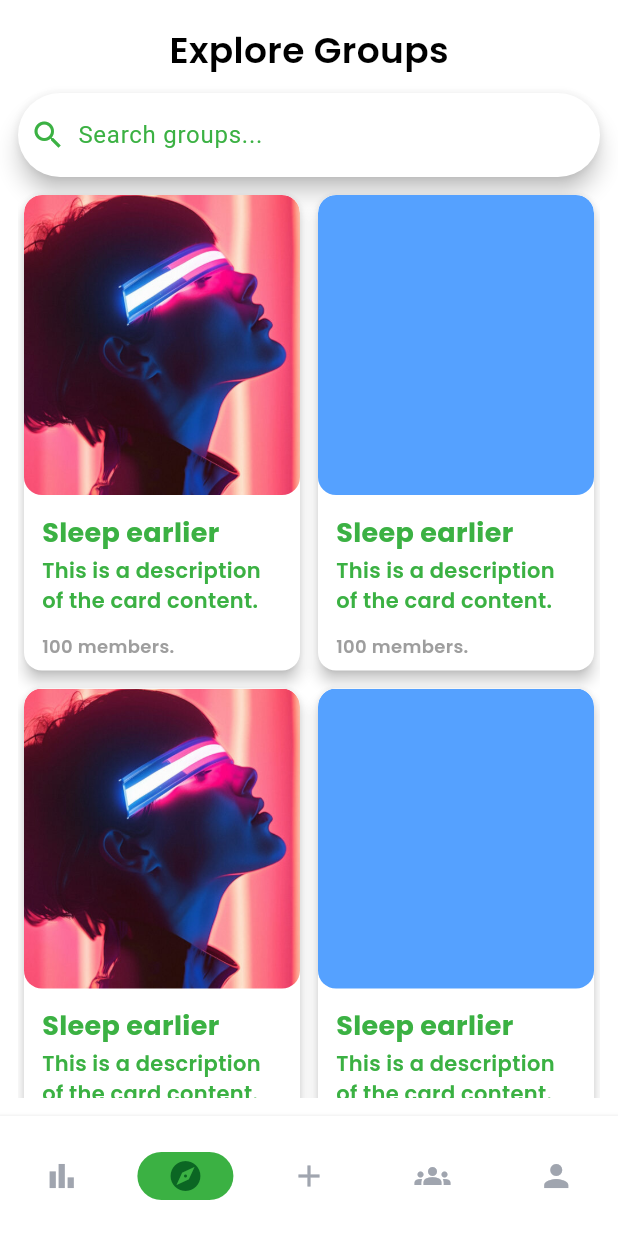
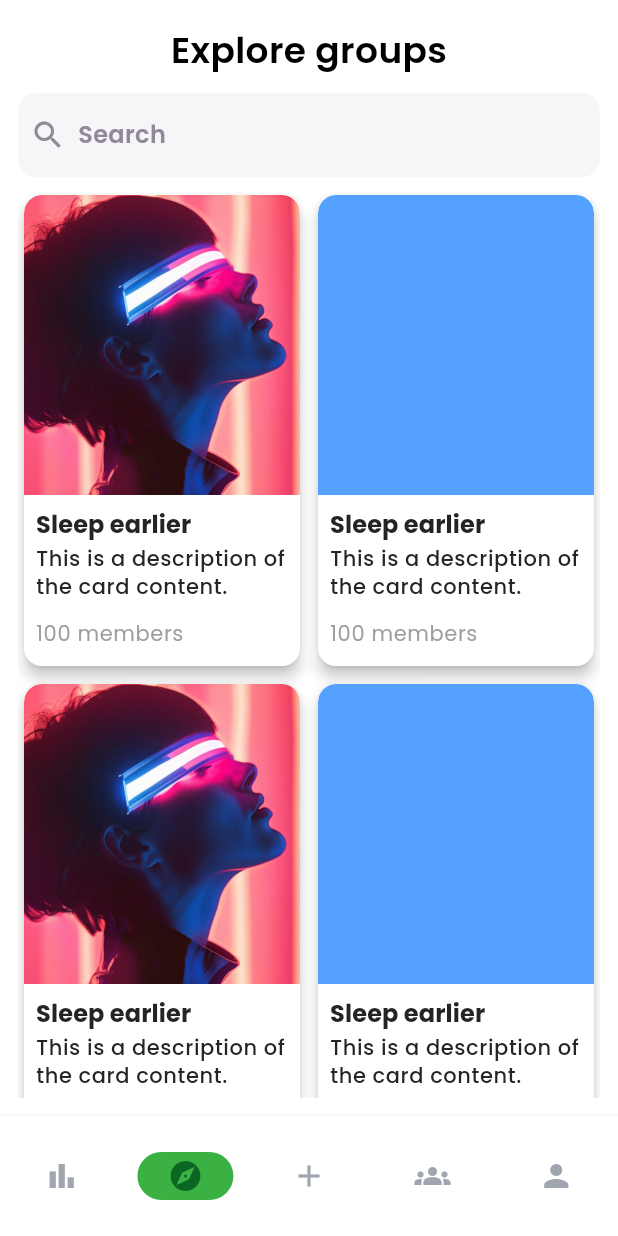
Before and after one commit to Davidferl/Ninety, a Flutter app: the Home screen opened by its route, item 2 of the bottom bar chosen, on a phone screen of 412 x 824 dp. Run offline on Flutter 3.47's test engine with Material 3 defaults, Android fonts, the phone set to English and light mode, and no system bars; our stand-ins replace calendar_timeline, cloud_firestore, device_preview, dio, firebase_auth, firebase_core and 4 more; missing offline and left inert: animated_digit; accounts and stored records are empty; generated files the repository leaves out were written again.

Commit message:
refactor: explore page UI

```diff
--- a/lib/l10n/app_en.arb
+++ b/lib/l10n/app_en.arb
@@ -11,5 +11,6 @@
     "already_have_account": "Already have an account?",
     "sign_up": "Sign up",
     "first_name": "First name",
-    "last_name": "Last name"
+    "last_name": "Last name",
+    "explore": "Explore groups"
 }
--- a/lib/l10n/app_fr.arb
+++ b/lib/l10n/app_fr.arb
@@ -9,7 +9,8 @@
     "password": "Mot de passe",
     "dont_have_account": "Vous n'avez pas de compte?",
     "already_have_account": "Vous avez déjà un compte?",
-    "sign_up": "Sign up",
+    "sign_up": "Créer un compte",
     "first_name": "Prénom",
-    "last_name": "Nom"
+    "last_name": "Nom",
+    "explore": "Explore des groupes"
 }
--- a/lib/src/theme/colors.dart
+++ b/lib/src/theme/colors.dart
@@ -13,9 +13,11 @@ const Color kcSurface = Colors.white;
 const Color kcOnSurface = kcSecondary;
 const Color kcError = Color(0xfffd687d);
 const Color kcOnError = Colors.white;
+const Color kcGray = Color(0xfff5f6f8);
+const Color kcDarkGray = Color(0xff928899);
 
-const Color kcGold = Color(0xffEEAC14);
-const Color kcPlatinum = Color(0xff7E7E7E);
+  const Color kcGold = Color(0xffEEAC14);
+  const Color kcPlatinum = Color(0xff7E7E7E);
 Color kcShadowColor = Colors.black.withOpacity(0.15);
 const Color kcPink = Color(0xffE6506C);
 const Color kcRed = Color.fromARGB(255, 235, 38, 38);
--- a/lib/src/view/explore/explore.dart
+++ b/lib/src/view/explore/explore.dart
@@ -1,8 +1,10 @@
+import 'package:bonne_reponse/src/theme/colors.dart';
 import 'package:bonne_reponse/src/view/explore/tile.dart';
 import 'package:bonne_reponse/src/view/widgets/section_name.dart';
 import 'package:flutter/material.dart';
 import 'package:flutter_hooks/flutter_hooks.dart';
 import 'package:flutter_staggered_grid_view/flutter_staggered_grid_view.dart';
+import 'package:flutter_gen/gen_l10n/app_localizations.dart';
 
 class Explore extends HookWidget {
   const Explore({super.key});
@@ -14,7 +16,7 @@ class Explore extends HookWidget {
       padding: const EdgeInsets.all(12.0),
       child: Column(
         children: [
-          const SectionName(name: 'Explore Groups'),
+          SectionName(name: AppLocalizations.of(context)!.explore),
           Padding(
             padding: const EdgeInsets.fromLTRB(0, 0.0, 0, 8.0),
             child: SearchAnchor(
@@ -22,9 +24,24 @@ class Explore extends HookWidget {
               builder:
                   (BuildContext context, SearchController searchController) {
                 return SearchBar(
+                  backgroundColor: const WidgetStatePropertyAll<Color>(kcGray),
+                  shadowColor:
+                      const WidgetStatePropertyAll<Color>(Colors.transparent),
+                  textStyle: WidgetStatePropertyAll<TextStyle>(
+                      Theme.of(context).textTheme.bodyMedium!.copyWith(
+                            color: kcDarkGray,
+                          )),
                   controller: searchController,
-                  hintText: 'Search groups...',
-                  leading: const Icon(Icons.search),
+                  hintText: 'Search',
+                  leading: const Icon(
+                    Icons.search,
+                    color: kcDarkGray,
+                  ),
+                  shape: WidgetStatePropertyAll<RoundedRectangleBorder>(
+                    RoundedRectangleBorder(
+                      borderRadius: BorderRadius.circular(12),
+                    ),
+                  ),
                 );
               },
               suggestionsBuilder:
--- a/lib/src/view/explore/tile.dart
+++ b/lib/src/view/explore/tile.dart
@@ -1,3 +1,5 @@
+import 'package:bonne_reponse/helpers/ui_helpers.dart';
+import 'package:bonne_reponse/src/theme/colors.dart';
 import 'package:flutter/material.dart';
 
 class Tile extends StatelessWidget {
@@ -19,7 +21,10 @@ class Tile extends StatelessWidget {
           crossAxisAlignment: CrossAxisAlignment.start,
           children: [
             ClipRRect(
-              borderRadius: BorderRadius.circular(12),
+              borderRadius: const BorderRadius.only(
+                topLeft: Radius.circular(12),
+                topRight: Radius.circular(12),
+              ),
               child: Image.asset(
                 index % 2 == 0
                     ? 'assets/images/explore_1.jpg'
@@ -29,28 +34,35 @@ class Tile extends StatelessWidget {
                 fit: BoxFit.cover,
               ),
             ),
-            const Padding(
-              padding: EdgeInsets.fromLTRB(12.0, 12.0, 12.0, 0.0),
+            Padding(
+              padding: const EdgeInsets.fromLTRB(8, 8, 8, 4),
               child: Column(
                 crossAxisAlignment: CrossAxisAlignment.start,
                 children: [
                   Text(
                     'Sleep earlier',
-                    style: TextStyle(
-                      fontSize: 18,
-                      fontWeight: FontWeight.bold,
-                    ),
+                    style: Theme.of(context).textTheme.labelLarge!.copyWith(
+                          color: kcSecondaryVariant,
+                        ),
                   ),
-                  SizedBox(height: 2),
+                  verticalSpace(2),
                   Text(
                     'This is a description of the card content.',
-                    style: TextStyle(fontSize: 14),
+                    style: Theme.of(context).textTheme.bodySmall!.copyWith(
+                        color: kcSecondaryVariant, fontWeight: FontWeight.w500),
                   ),
-                  SizedBox(height: 12),
-                  Text(
-                    '100 members.',
-                    style: TextStyle(fontSize: 12, color: Colors.grey),
-                  ),
+                  verticalSpace(12),
+                  Row(
+                    children: [
+                      Text(
+                        '100 members',
+                        style: Theme.of(context).textTheme.bodySmall!.copyWith(
+                              color: Colors.grey,
+                              fontWeight: FontWeight.w400,
+                            ),
+                      ),
+                    ],
+                  )
                 ],
               ),
             )
```
